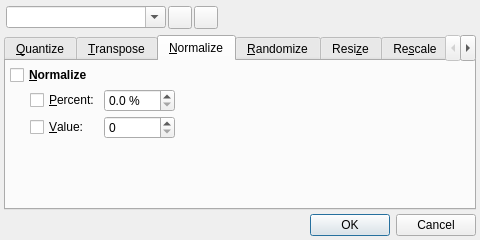
The window that src/qtractorMidiToolsForm.ui (rncbc/qtractor) describes before a commit, drawn with Qt 5.
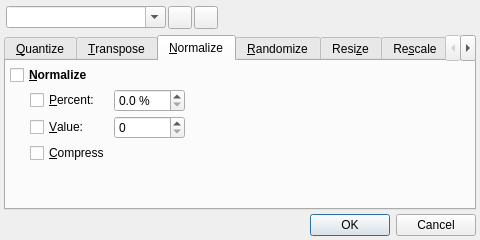
The same window after the commit. The open tabs and pages were chosen to show the change. Icons and pictures are not drawn. Custom widgets are drawn as their Qt base class.

Commit message: - New MIDI clip tool option: Normalize / Compress. (EXPERIMENTAL)

```diff
--- a/src/qtractorMidiToolsForm.ui
+++ b/src/qtractorMidiToolsForm.ui
@@ -645,7 +645,14 @@
          </property>
         </widget>
        </item>
-       <item row="3" column="1" colspan="3">
+       <item row="3" column="1">
+        <widget class="QCheckBox" name="NormalizeCompressCheckBox">
+         <property name="text">
+          <string>&amp;Compress</string>
+         </property>
+        </widget>
+       </item>
+       <item row="4" column="1" colspan="3">
         <spacer>
          <property name="orientation">
           <enum>Qt::Vertical</enum>
```
Left out of the diff: 1 changed line with no effect on the pictures. The commit also changes 2 other files.
